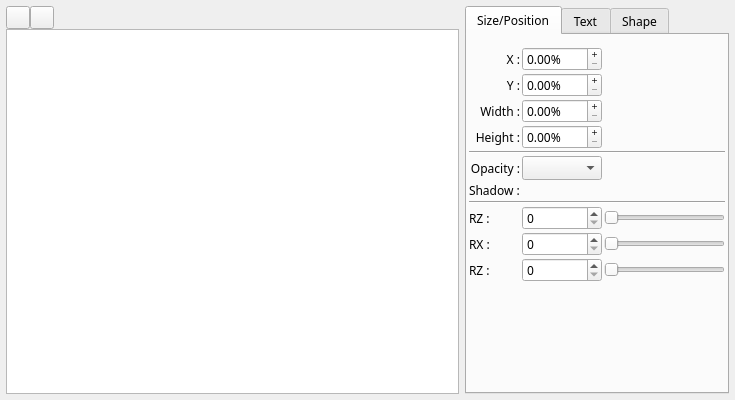
This is wgt_QCompositionWidget.ui in boenki/ffdiaporama as Qt 5 draws it before an edit. The edited form follows.
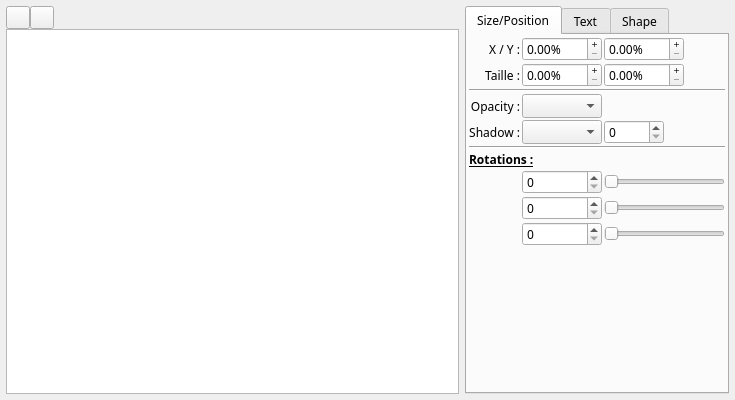
This is the edited form. The open tabs and pages were chosen to show the change. Icons and pictures are not drawn. Custom widgets are drawn as their Qt base class.

Commit message: Travail sur les blocs de composition (suite) : - La transparence devient global à la forme (texte+fond) et s'applique maintenant meme s'il n'y a que du texte - Activation des options d'anti-aliasing pour la génération des formes - Ajout du type de ligne pour la bordure des formes - Ajout des ombres sur les formes

Diff of the .ui file:
```diff
--- a/wgt_QCompositionWidget.ui
+++ b/wgt_QCompositionWidget.ui
@@ -124,13 +124,34 @@
        </property>
        <item>
         <layout class="QGridLayout" name="gridLayout_6">
-         <property name="topMargin">
-          <number>10</number>
+         <property name="margin">
+          <number>0</number>
+         </property>
+         <property name="spacing">
+          <number>2</number>
          </property>
          <item row="0" column="0">
           <widget class="QLabel" name="PosX">
+           <property name="sizePolicy">
+            <sizepolicy hsizetype="Preferred" vsizetype="Fixed">
+             <horstretch>0</horstretch>
+             <verstretch>0</verstretch>
+            </sizepolicy>
+           </property>
+           <property name="minimumSize">
+            <size>
+             <width>0</width>
+             <height>24</height>
+            </size>
+           </property>
+           <property name="maximumSize">
+            <size>
+             <width>16777215</width>
+             <height>24</height>
+            </size>
+           </property>
            <property name="text">
-            <string>X :</string>
+            <string>X / Y :</string>
            </property>
            <property name="alignment">
             <set>Qt::AlignRight|Qt::AlignTrailing|Qt::AlignVCenter</set>
@@ -168,17 +189,17 @@
            </property>
           </widget>
          </item>
-         <item row="2" column="0">
+         <item row="1" column="0">
           <widget class="QLabel" name="Width">
            <property name="text">
-            <string>Width :</string>
+            <string>Taille :</string>
            </property>
            <property name="alignment">
             <set>Qt::AlignRight|Qt::AlignTrailing|Qt::AlignVCenter</set>
            </property>
           </widget>
          </item>
-         <item row="2" column="1">
+         <item row="1" column="1">
           <widget class="QDoubleSpinBox" name="WidthEd">
            <property name="sizePolicy">
             <sizepolicy hsizetype="Fixed" vsizetype="Fixed">
@@ -209,7 +230,7 @@
            </property>
           </widget>
          </item>
-         <item row="5" column="0">
+         <item row="3" column="0">
           <widget class="QLabel" name="label_21">
            <property name="text">
             <string>Opacity :</string>
@@ -219,7 +240,7 @@
            </property>
           </widget>
          </item>
-         <item row="5" column="1">
+         <item row="3" column="1">
           <widget class="QComboBox" name="OpacityCB">
            <property name="sizePolicy">
             <sizepolicy hsizetype="Fixed" vsizetype="Fixed">
@@ -241,6 +262,28 @@
            </property>
           </widget>
          </item>
+         <item row="7" column="1">
+          <widget class="QSpinBox" name="RotateZED">
+           <property name="sizePolicy">
+            <sizepolicy hsizetype="Fixed" vsizetype="Fixed">
+             <horstretch>0</horstretch>
+             <verstretch>0</verstretch>
+            </sizepolicy>
+           </property>
+           <property name="minimumSize">
+            <size>
+             <width>80</width>
+             <height>24</height>
+            </size>
+           </property>
+           <property name="maximumSize">
+            <size>
+             <width>80</width>
+             <height>24</height>
+            </size>
+           </property>
+          </widget>
+         </item>
          <item row="8" column="1">
           <widget class="QSpinBox" name="spinBox">
            <property name="sizePolicy">
@@ -285,26 +328,23 @@
            </property>
           </widget>
          </item>
-         <item row="10" column="1">
-          <widget class="QSpinBox" name="spinBox_3">
-           <property name="sizePolicy">
-            <sizepolicy hsizetype="Fixed" vsizetype="Fixed">
-             <horstretch>0</horstretch>
-             <verstretch>0</verstretch>
-            </sizepolicy>
-           </property>
+         <item row="7" column="2">
+          <widget class="QSlider" name="RotateZSLD">
            <property name="minimumSize">
             <size>
-             <width>80</width>
+             <width>0</width>
              <height>24</height>
             </size>
            </property>
            <property name="maximumSize">
             <size>
-             <width>80</width>
+             <width>16777215</width>
              <height>24</height>
             </size>
            </property>
+           <property name="orientation">
+            <enum>Qt::Horizontal</enum>
+           </property>
           </widget>
          </item>
          <item row="8" column="2">
@@ -345,119 +385,53 @@
            </property>
           </widget>
          </item>
-         <item row="10" column="2">
-          <widget class="QSlider" name="horizontalSlider_3">
-           <property name="minimumSize">
-            <size>
-             <width>0</width>
-             <height>24</height>
-            </size>
-           </property>
-           <property name="maximumSize">
-            <size>
-             <width>16777215</width>
-             <height>24</height>
-            </size>
-           </property>
-           <property name="orientation">
-            <enum>Qt::Horizontal</enum>
-           </property>
-          </widget>
-         </item>
-         <item row="8" column="0">
+         <item row="7" column="0">
           <widget class="QLabel" name="label_6">
            <property name="text">
-            <string>RZ :</string>
+            <string notr="true"/>
+           </property>
+           <property name="pixmap">
+            <pixmap>../../../../../../home/dominique/Public/Dev/ffDiaporama/ffDiaporama/icons/RotateZ.png</pixmap>
+           </property>
+           <property name="alignment">
+            <set>Qt::AlignRight|Qt::AlignTrailing|Qt::AlignVCenter</set>
            </property>
           </widget>
          </item>
-         <item row="9" column="0">
+         <item row="8" column="0">
           <widget class="QLabel" name="label_10">
            <property name="text">
-            <string>RX :</string>
+            <string notr="true"/>
+           </property>
+           <property name="pixmap">
+            <pixmap>../../../../../../home/dominique/Public/Dev/ffDiaporama/ffDiaporama/icons/RotateY.png</pixmap>
+           </property>
+           <property name="alignment">
+            <set>Qt::AlignRight|Qt::AlignTrailing|Qt::AlignVCenter</set>
            </property>
           </widget>
          </item>
-         <item row="10" column="0">
+         <item row="9" column="0">
           <widget class="QLabel" name="label_11">
            <property name="text">
-            <string>RZ :</string>
+            <string notr="true"/>
+           </property>
+           <property name="pixmap">
+            <pixmap>../../../../../../home/dominique/Public/Dev/ffDiaporama/ffDiaporama/icons/RotateX.png</pixmap>
+           </property>
+           <property name="alignment">
+            <set>Qt::AlignRight|Qt::AlignTrailing|Qt::AlignVCenter</set>
            </property>
           </widget>
          </item>
-         <item row="4" column="0" colspan="3">
+         <item row="2" column="0" colspan="3">
           <widget class="Line" name="line">
            <property name="orientation">
             <enum>Qt::Horizontal</enum>
            </property>
           </widget>
          </item>
-         <item row="7" column="0" colspan="3">
-          <widget class="Line" name="line_2">
-           <property name="orientation">
-            <enum>Qt::Horizontal</enum>
-           </property>
-          </widget>
-         </item>
-         <item row="6" column="0">
-          <widget class="QLabel" name="label_12">
-           <property name="text">
-            <string>Shadow :</string>
-           </property>
-          </widget>
-         </item>
-         <item row="3" column="0">
-          <widget class="QLabel" name="Height">
-           <property name="text">
-            <string>Height :</string>
-           </property>
-           <property name="alignment">
-            <set>Qt::AlignRight|Qt::AlignTrailing|Qt::AlignVCenter</set>
-           </property>
-          </widget>
-         </item>
-         <item row="3" column="1">
-          <widget class="QDoubleSpinBox" name="HeightEd">
-           <property name="sizePolicy">
-            <sizepolicy hsizetype="Fixed" vsizetype="Fixed">
-             <horstretch>0</horstretch>
-             <verstretch>0</verstretch>
-            </sizepolicy>
-           </property>
-           <property name="minimumSize">
-            <size>
-             <width>80</width>
-             <height>24</height>
-            </size>
-           </property>
-           <property name="maximumSize">
-            <size>
-             <width>80</width>
-             <height>24</height>
-            </size>
-           </property>
-           <property name="toolTip">
-            <string>Define height of selected text</string>
-           </property>
-           <property name="buttonSymbols">
-            <enum>QAbstractSpinBox::PlusMinus</enum>
-           </property>
-           <property name="suffix">
-            <string notr="true">%</string>
-           </property>
-          </widget>
-         </item>
-         <item row="1" column="0">
-          <widget class="QLabel" name="PosY">
-           <property name="text">
-            <string>Y :</string>
-           </property>
-           <property name="alignment">
-            <set>Qt::AlignRight|Qt::AlignTrailing|Qt::AlignVCenter</set>
-           </property>
-          </widget>
-         </item>
-         <item row="1" column="1">
+         <item row="0" column="2">
           <widget class="QDoubleSpinBox" name="PosYEd">
            <property name="sizePolicy">
             <sizepolicy hsizetype="Fixed" vsizetype="Fixed">
@@ -488,6 +462,122 @@
            </property>
           </widget>
          </item>
+         <item row="1" column="2">
+          <widget class="QDoubleSpinBox" name="HeightEd">
+           <property name="sizePolicy">
+            <sizepolicy hsizetype="Fixed" vsizetype="Fixed">
+             <horstretch>0</horstretch>
+             <verstretch>0</verstretch>
+            </sizepolicy>
+           </property>
+           <property name="minimumSize">
+            <size>
+             <width>80</width>
+             <height>24</height>
+            </size>
+           </property>
+           <property name="maximumSize">
+            <size>
+             <width>80</width>
+             <height>24</height>
+            </size>
+           </property>
+           <property name="toolTip">
+            <string>Define height of selected text</string>
+           </property>
+           <property name="buttonSymbols">
+            <enum>QAbstractSpinBox::PlusMinus</enum>
+           </property>
+           <property name="suffix">
+            <string notr="true">%</string>
+           </property>
+          </widget>
+         </item>
+         <item row="6" column="0" colspan="3">
+          <widget class="QLabel" name="label_8">
+           <property name="font">
+            <font>
+             <weight>75</weight>
+             <bold>true</bold>
+             <underline>true</underline>
+            </font>
+           </property>
+           <property name="text">
+            <string>Rotations :</string>
+           </property>
+           <property name="alignment">
+            <set>Qt::AlignLeading|Qt::AlignLeft|Qt::AlignVCenter</set>
+           </property>
+          </widget>
+         </item>
+         <item row="5" column="0" colspan="3">
+          <widget class="Line" name="line_2">
+           <property name="orientation">
+            <enum>Qt::Horizontal</enum>
+           </property>
+          </widget>
+         </item>
+         <item row="4" column="0">
+          <widget class="QLabel" name="label_13">
+           <property name="font">
+            <font>
+             <weight>50</weight>
+             <bold>false</bold>
+             <underline>false</underline>
+            </font>
+           </property>
+           <property name="text">
+            <string>Shadow :</string>
+           </property>
+           <property name="alignment">
+            <set>Qt::AlignRight|Qt::AlignTrailing|Qt::AlignVCenter</set>
+           </property>
+          </widget>
+         </item>
+         <item row="4" column="1">
+          <widget class="QComboBox" name="ShadowEffectCB">
+           <property name="sizePolicy">
+            <sizepolicy hsizetype="Fixed" vsizetype="Fixed">
+             <horstretch>0</horstretch>
+             <verstretch>0</verstretch>
+            </sizepolicy>
+           </property>
+           <property name="minimumSize">
+            <size>
+             <width>80</width>
+             <height>24</height>
+            </size>
+           </property>
+           <property name="maximumSize">
+            <size>
+             <width>80</width>
+             <height>24</height>
+            </size>
+           </property>
+          </widget>
+         </item>
+         <item row="4" column="2">
+          <widget class="QSpinBox" name="ShadowEffectED">
+           <property name="sizePolicy">
+            <sizepolicy hsizetype="Fixed" vsizetype="Fixed">
+             <horstretch>0</horstretch>
+             <verstretch>0</verstretch>
+            </sizepolicy>
+           </property>
+           <property name="minimumSize">
+            <size>
+             <width>60</width>
+             <height>24</height>
+            </size>
+           </property>
+           <property name="maximumSize">
+            <size>
+             <width>60</width>
+             <height>24</height>
+            </size>
+           </property>
+          </widget>
+         </item>
         </layout>
        </item>
        <item>
```
Left out of the diff: 150 changed lines with no effect on the pictures. The commit also changes 9 other files.
